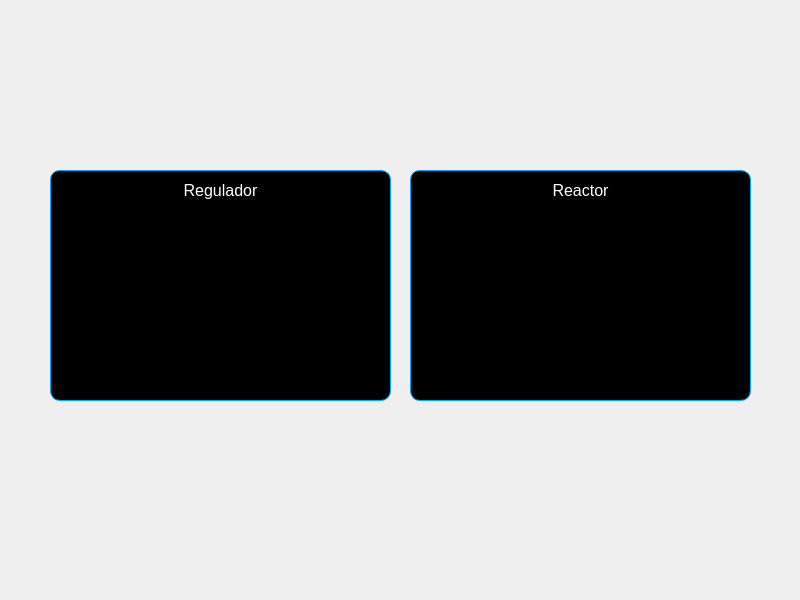
First picture: the form in asa_application/motores.ui, repository razulued/qt_application, before the edit.
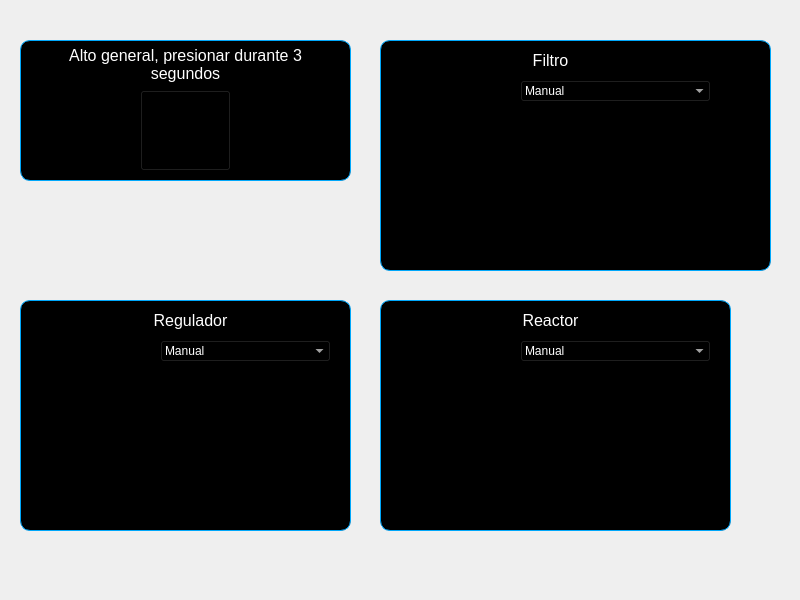
Second picture: the form after the edit. Icons and pictures are not drawn.

Commit message: Graph filtro params

```diff
--- a/asa_application/motores.ui
+++ b/asa_application/motores.ui
@@ -28,9 +28,9 @@
   <widget class="QFrame" name="frame">
    <property name="geometry">
     <rect>
-     <x>50</x>
-     <y>170</y>
-     <width>341</width>
+     <x>20</x>
+     <y>300</y>
+     <width>331</width>
      <height>231</height>
     </rect>
    </property>
@@ -97,24 +97,51 @@
      <string/>
     </property>
    </widget>
-   <widget class="QWidget" name="verticalLayoutWidget">
+   <widget class="QComboBox" name="comboBox">
     <property name="geometry">
      <rect>
       <x>140</x>
-      <y>39</y>
-      <width>191</width>
-      <height>181</height>
+      <y>40</y>
+      <width>171</width>
+      <height>22</height>
      </rect>
     </property>
-    <layout class="QVBoxLayout" name="verticalLayout"/>
+    <property name="styleSheet">
+     <string notr="true">#comboBox
+{
+background-color: black;
+color: white;
+}</string>
+    </property>
+    <item>
+     <property name="text">
+      <string>Manual</string>
+     </property>
+    </item>
+    <item>
+     <property name="text">
+      <string>Automatico</string>
+     </property>
+    </item>
+   </widget>
+   <widget class="QWidget" name="gridLayoutWidget">
+    <property name="geometry">
+     <rect>
+      <x>140</x>
+      <y>70</y>
+      <width>181</width>
+      <height>141</height>
+     </rect>
+    </property>
+    <layout class="QGridLayout" name="gridLayout"/>
    </widget>
   </widget>
   <widget class="QFrame" name="frame_2">
    <property name="geometry">
     <rect>
-     <x>410</x>
-     <y>170</y>
-     <width>341</width>
+     <x>380</x>
+     <y>300</y>
+     <width>351</width>
      <height>231</height>
     </rect>
    </property>
@@ -181,17 +208,6 @@
      <string/>
     </property>
    </widget>
-   <widget class="QWidget" name="verticalLayoutWidget_2">
-    <property name="geometry">
-     <rect>
-      <x>140</x>
-      <y>39</y>
-      <width>191</width>
-      <height>181</height>
-     </rect>
-    </property>
-    <layout class="QVBoxLayout" name="verticalLayout_2"/>
-   </widget>
    <widget class="QLabel" name="gif_blower">
     <property name="geometry">
      <rect>
@@ -215,6 +231,44 @@
      <string/>
     </property>
    </widget>
+   <widget class="QComboBox" name="comboBox_2">
+    <property name="geometry">
+     <rect>
+      <x>140</x>
+      <y>40</y>
+      <width>191</width>
+      <height>22</height>
+     </rect>
+    </property>
+    <property name="styleSheet">
+     <string notr="true">#comboBox_2
+{
+background-color: black;
+color: white;
+}</string>
+    </property>
+    <item>
+     <property name="text">
+      <string>Manual</string>
+     </property>
+    </item>
+    <item>
+     <property name="text">
+      <string>Automatico</string>
+     </property>
+    </item>
+   </widget>
+   <widget class="QWidget" name="gridLayoutWidget_2">
+    <property name="geometry">
+     <rect>
+      <x>140</x>
+      <y>70</y>
+      <width>191</width>
+      <height>141</height>
+     </rect>
+    </property>
+    <layout class="QGridLayout" name="gridLayout_2"/>
+   </widget>
   </widget>
   <widget class="QPushButton" name="asa_logo">
    <property name="geometry">
@@ -243,6 +297,204 @@
     <bool>true</bool>
    </property>
   </widget>
+  <widget class="QFrame" name="frame_3">
+   <property name="geometry">
+    <rect>
+     <x>20</x>
+     <y>40</y>
+     <width>331</width>
+     <height>141</height>
+    </rect>
+   </property>
+   <property name="styleSheet">
+    <string notr="true">#frame_3
+{
+background-color: black;
+color: white;
+border-style: solid;
+border-width:1px;
+border-color: rgb(0, 167, 250);
+border-radius: 10px;
+}</string>
+   </property>
+   <property name="frameShape">
+    <enum>QFrame::StyledPanel</enum>
+   </property>
+   <property name="frameShadow">
+    <enum>QFrame::Raised</enum>
+   </property>
+   <widget class="QLabel" name="label_3">
+    <property name="geometry">
+     <rect>
+      <x>40</x>
+      <y>4</y>
+      <width>251</width>
+      <height>41</height>
+     </rect>
+    </property>
+    <property name="font">
+     <font>
+      <pointsize>12</pointsize>
+     </font>
+    </property>
+    <property name="styleSheet">
+     <string notr="true">color:white</string>
+    </property>
+    <property name="text">
+     <string>Alto general, presionar durante 3 segundos</string>
+    </property>
+    <property name="alignment">
+     <set>Qt::AlignCenter</set>
+    </property>
+    <property name="wordWrap">
+     <bool>true</bool>
+    </property>
+   </widget>
+   <widget class="QPushButton" name="pushButton">
+    <property name="geometry">
+     <rect>
+      <x>120</x>
+      <y>50</y>
+      <width>91</width>
+      <height>81</height>
+     </rect>
+    </property>
+    <property name="focusPolicy">
+     <enum>Qt::NoFocus</enum>
+    </property>
+    <property name="styleSheet">
+     <string notr="true">#pushButton
+{
+background-color:transparent;
+background-image: url(:/iconos/screen800x600/iconos/BOTON.png);
+background-position: center;
+background-repeat:none;
+}
+#pushButton::pressed
+{
+background-color:transparent;
+background-image: url(:/iconos/screen800x600/iconos/BOTON 2.png);
+background-position: center;
+background-repeat:none;
+}</string>
+    </property>
+    <property name="text">
+     <string/>
+    </property>
+   </widget>
+  </widget>
+  <widget class="QFrame" name="frame_4">
+   <property name="geometry">
+    <rect>
+     <x>380</x>
+     <y>40</y>
+     <width>391</width>
+     <height>231</height>
+    </rect>
+   </property>
+   <property name="styleSheet">
+    <string notr="true">#frame_4
+{
+background-color: black;
+color: white;
+border-style: solid;
+border-width:1px;
+border-color: rgb(0, 167, 250);
+border-radius: 10px;
+}</string>
+   </property>
+   <property name="frameShape">
+    <enum>QFrame::StyledPanel</enum>
+   </property>
+   <property name="frameShadow">
+    <enum>QFrame::Raised</enum>
+   </property>
+   <widget class="QLabel" name="label_4">
+    <property name="geometry">
+     <rect>
+      <x>110</x>
+      <y>10</y>
+      <width>121</width>
+      <height>20</height>
+     </rect>
+    </property>
+    <property name="font">
+     <font>
+      <pointsize>12</pointsize>
+     </font>
+    </property>
+    <property name="styleSheet">
+     <string notr="true">color:white</string>
+    </property>
+    <property name="text">
+     <string>Filtro</string>
+    </property>
+    <property name="alignment">
+     <set>Qt::AlignCenter</set>
+    </property>
+   </widget>
+   <widget class="QLabel" name="filtro_imagen">
+    <property name="geometry">
+     <rect>
+      <x>-10</x>
+      <y>40</y>
+      <width>141</width>
+      <height>161</height>
+     </rect>
+    </property>
+    <property name="styleSheet">
+     <string notr="true">#filtro_imagen
+{
+background-image: url(:/diagrama/screen800x600/diagrama/Filtro 5SDF portátil_ small.png);
+background-repeat: none;
+background-position: center;
+backgorund-color: transparent;
+border: none;
+}</string>
+    </property>
+    <property name="text">
+     <string/>
+    </property>
+   </widget>
+   <widget class="QComboBox" name="comboBox_3">
+    <property name="geometry">
+     <rect>
+      <x>140</x>
+      <y>40</y>
+      <width>191</width>
+      <height>22</height>
+     </rect>
+    </property>
+    <property name="styleSheet">
+     <string notr="true">#comboBox_3
+{
+background-color: black;
+color: white;
+}</string>
+    </property>
+    <item>
+     <property name="text">
+      <string>Manual</string>
+     </property>
+    </item>
+    <item>
+     <property name="text">
+      <string>Automatico</string>
+     </property>
+    </item>
+   </widget>
+   <widget class="QWidget" name="gridLayoutWidget_3">
+    <property name="geometry">
+     <rect>
+      <x>130</x>
+      <y>70</y>
+      <width>251</width>
+      <height>141</height>
+     </rect>
+    </property>
+    <layout class="QGridLayout" name="gridLayout_3"/>
+   </widget>
+  </widget>
  </widget>
  <resources/>
  <connections/>
```
The commit also changes 64 other files.
